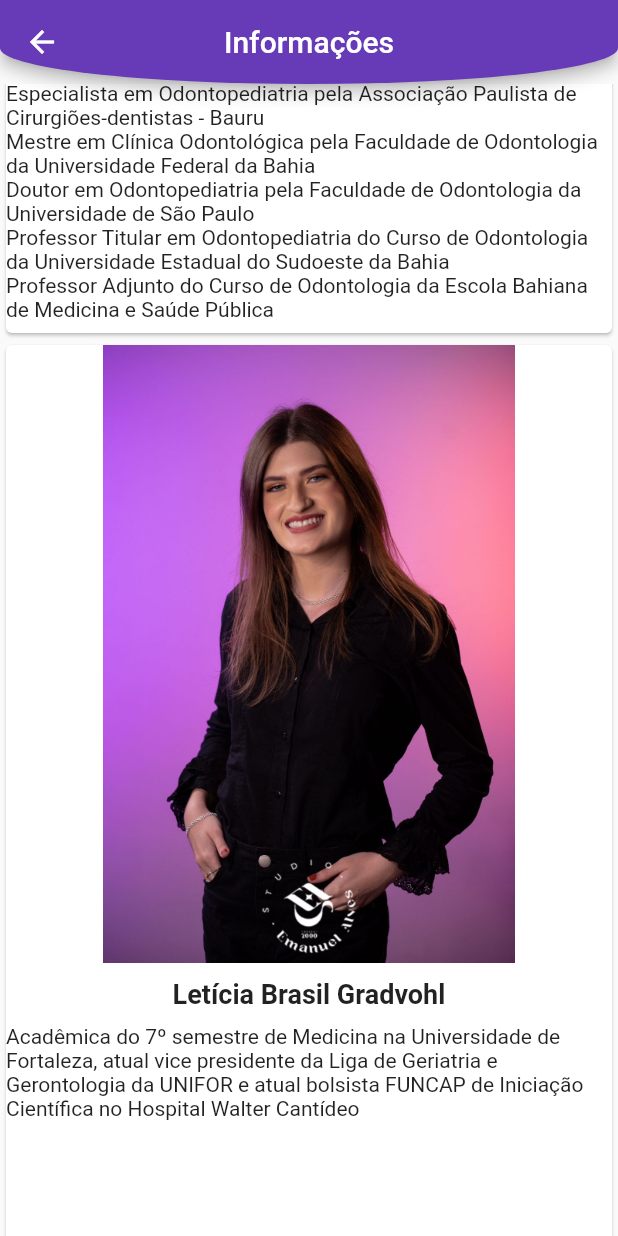
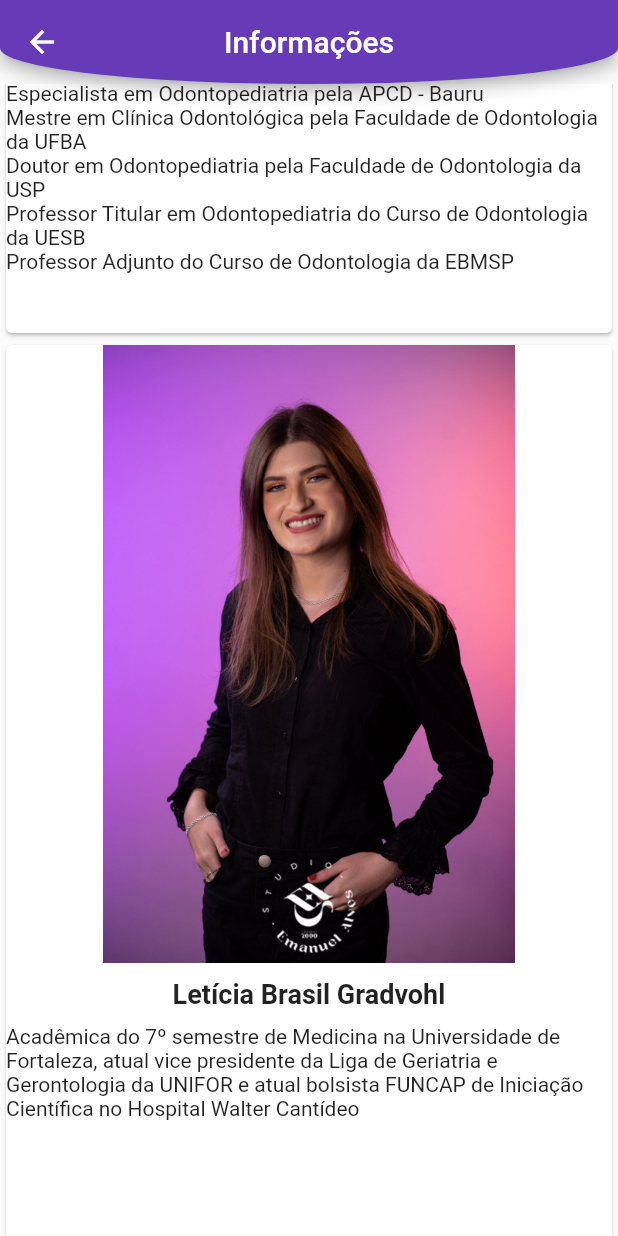
Before and after one commit to anselmoparente/Farmacoped, a Flutter app: the InformationPage screen opened directly, scrolled down 1152 dp, on a phone screen of 412 x 824 dp. Run offline on Flutter 3.47's test engine with Material 2 defaults, Android fonts, the phone set to English and light mode, and no system bars; drawn by our look-alikes of auto_size_text; our stand-ins replace cloud_firestore, firebase_core, flutter_svg, get, get_storage, google_mobile_ads and 1 more; accounts and stored records are empty.

Commit message:
Fix bug with text

```diff
--- a/lib/ui/information_page/information_page.dart
+++ b/lib/ui/information_page/information_page.dart
@@ -16,7 +16,7 @@ class InformationPage extends StatelessWidget {
       ],
       'informations': [
         'Graduada em Odontologia pela UFC\nEspecialista em Odontopediatria em Unicastelo\nEspecialista em Ortodontia pela Uningá\nEspecialista em hof pela Faipe\nMestre em Psicologia Unifor\nProfessora da área de clínica infantil da Unifor\nProfessora do projeto de pacientes especiais e mamãe bebê\nProfessora de residência em Hof',
-        'Graduado em odontologia pela Faculdade de Odontologia da Universidade Federal da Bahia\nEspecialista em Odontopediatria pela Associação Paulista de Cirurgiões-dentistas - Bauru\nMestre em Clínica Odontológica pela Faculdade de Odontologia da Universidade Federal da Bahia\nDoutor em Odontopediatria pela Faculdade de Odontologia da Universidade de São Paulo\nProfessor Titular em Odontopediatria do Curso de Odontologia da Universidade Estadual do Sudoeste da Bahia\nProfessor Adjunto do Curso de Odontologia da Escola Bahiana de Medicina e Saúde Pública',
+        'Graduado em odontologia pela Faculdade de Odontologia da UFBA\nEspecialista em Odontopediatria pela APCD - Bauru\nMestre em Clínica Odontológica pela Faculdade de Odontologia da UFBA\nDoutor em Odontopediatria pela Faculdade de Odontologia da USP\nProfessor Titular em Odontopediatria do Curso de Odontologia da UESB\nProfessor Adjunto do Curso de Odontologia da EBMSP',
         'Acadêmica do 7º semestre de Medicina na Universidade de Fortaleza, atual vice presidente da Liga de Geriatria e Gerontologia da UNIFOR e atual bolsista FUNCAP de Iniciação Científica no Hospital Walter Cantídeo',
         'Advogada e, atualmente, acadêmica do 10º semestre de Odontologia na Universidade de Fortaleza - Unifor, participo da Liga Nacional Acadêmica da ABOPED desde 2020. Fui monitora da disciplina de Clínica Infantil II durante os anos de 2020 a 2022.',
       ],
```
